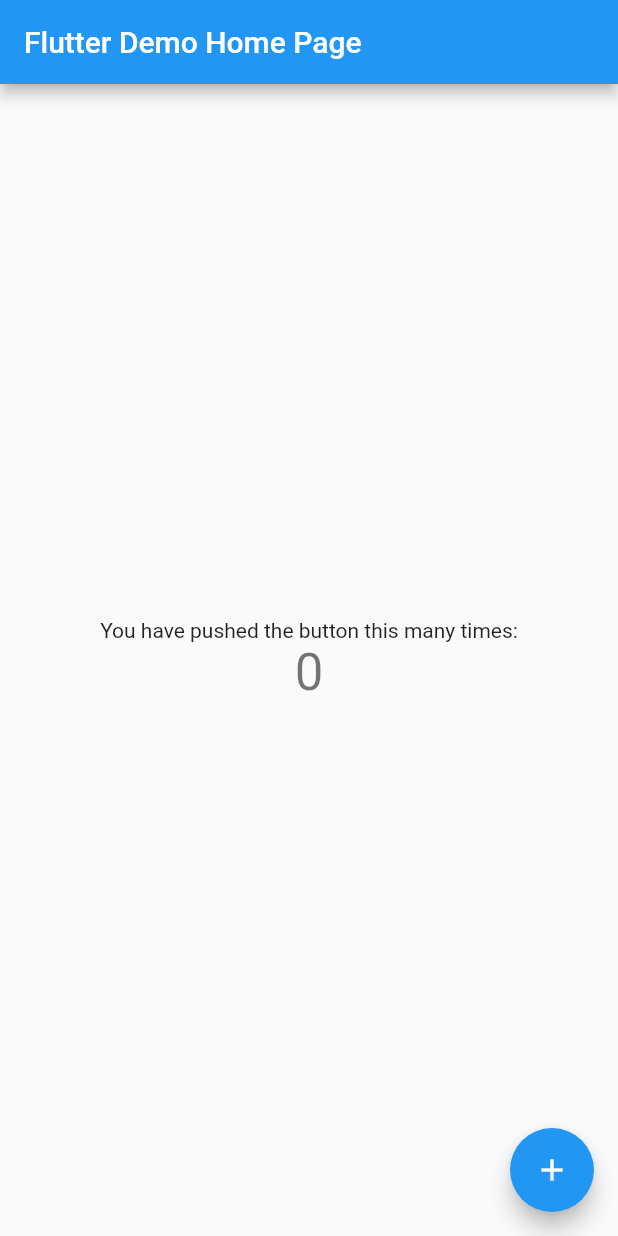
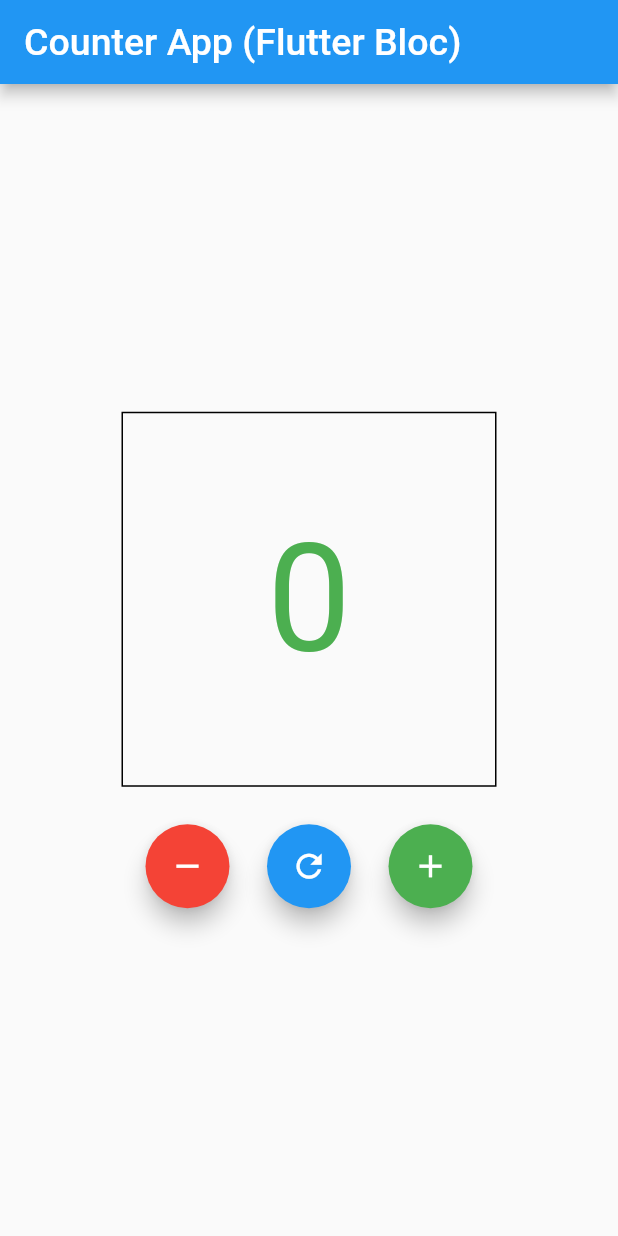
Before and after one commit to salkhan-ops/counter_flutter_cubit_example, a Flutter app: the screen it shows after launch, on a phone screen of 412 x 824 dp. Run offline on Flutter 3.47's test engine with Material 2 defaults, Android fonts, the phone set to English and light mode, and no system bars; our stand-ins replace bloc, flutter_bloc.

Commit message:
my first commit

```diff
--- a/analysis_options.yaml
+++ b/analysis_options.yaml
@@ -22,6 +22,7 @@
   # `// ignore_for_file: name_of_lint` syntax on the line or in the file
   # producing the lint.
   rules:
+    use_super_parameters
     # avoid_print: false  # Uncomment to disable the `avoid_print` rule
     # prefer_single_quotes: true  # Uncomment to enable the `prefer_single_quotes` rule
 
--- /dev/null
+++ b/lib/counter_cubit.dart
@@ -0,0 +1,13 @@
+import 'package:bloc/bloc.dart';
+import 'package:flutter/material.dart';
+import 'package:meta/meta.dart';
+
+part 'counter_state.dart';
+
+class CounterCubit extends Cubit<CounterState> {
+  CounterCubit() : super(CounterState(counterValue:0,  wasIncremented: false));
+
+  void increment()=>emit(CounterState(counterValue: state.counterValue + 1, wasIncremented: true),);
+  void decrement()=>emit(CounterState(counterValue: state.counterValue - 1, wasIncremented: false),);
+  void refresh()=>emit(CounterState(counterValue: 0, wasIncremented: false),);
+}
--- /dev/null
+++ b/lib/counter_state.dart
@@ -0,0 +1,7 @@
+part of 'counter_cubit.dart';
+
+class CounterState {
+  CounterState({required this.counterValue, this.wasIncremented });
+  int counterValue;
+  bool? wasIncremented;
+}
--- a/lib/main.dart
+++ b/lib/main.dart
@@ -1,4 +1,6 @@
+import 'package:counter_flutter_cubit_example/counter_cubit.dart';
 import 'package:flutter/material.dart';
+import 'package:flutter_bloc/flutter_bloc.dart';
 
 void main() {
   runApp(const MyApp());
@@ -7,109 +9,152 @@
 class MyApp extends StatelessWidget {
   const MyApp({Key? key}) : super(key: key);
 
-  // This widget is the root of your application.
   @override
   Widget build(BuildContext context) {
-    return MaterialApp(
-      title: 'Flutter Demo',
+    return BlocProvider<CounterCubit>(
+      create: (context) => CounterCubit(),
+      lazy: false,
+      child: MaterialApp(
+        debugShowCheckedModeBanner: false,
+        title: 'Counter App (Flutter Bloc)',
         theme: ThemeData(
-        // This is the theme of your application.
-        //
-        // Try running your application with "flutter run". You'll see the
-        // application has a blue toolbar. Then, without quitting the app, try
-        // changing the primarySwatch below to Colors.green and then invoke
-        // "hot reload" (press "r" in the console where you ran "flutter run",
-        // or simply save your changes to "hot reload" in a Flutter IDE).
-        // Notice that the counter didn't reset back to zero; the application
-        // is not restarted.
           primarySwatch: Colors.blue,
         ),
-      home: const MyHomePage(title: 'Flutter Demo Home Page'),
+        home: const CounterApp(title: 'Counter App (Flutter Bloc)'),
+      ),
     );
   }
 }
 
-class MyHomePage extends StatefulWidget {
-  const MyHomePage({Key? key, required this.title}) : super(key: key);
-
-  // This widget is the home page of your application. It is stateful, meaning
-  // that it has a State object (defined below) that contains fields that affect
-  // how it looks.
-
-  // This class is the configuration for the state. It holds the values (in this
-  // case the title) provided by the parent (in this case the App widget) and
-  // used by the build method of the State. Fields in a Widget subclass are
-  // always marked "final".
+class CounterApp extends StatefulWidget {
+  const CounterApp({super.key, required this.title});
 
   final String title;
 
   @override
-  State<MyHomePage> createState() => _MyHomePageState();
+  State<CounterApp> createState() => _CounterAppState();
 }
 
-class _MyHomePageState extends State<MyHomePage> {
-  int _counter = 0;
-
-  void _incrementCounter() {
-    setState(() {
-      // This call to setState tells the Flutter framework that something has
-      // changed in this State, which causes it to rerun the build method below
-      // so that the display can reflect the updated values. If we changed
-      // _counter without calling setState(), then the build method would not be
-      // called again, and so nothing would appear to happen.
-      _counter++;
-    });
-  }
+class _CounterAppState extends State<CounterApp> {
 
   @override
   Widget build(BuildContext context) {
-    // This method is rerun every time setState is called, for instance as done
-    // by the _incrementCounter method above.
-    //
-    // The Flutter framework has been optimized to make rerunning build methods
-    // fast, so that you can just rebuild anything that needs updating rather
-    // than having to individually change instances of widgets.
     return Scaffold(
       appBar: AppBar(
-        // Here we take the value from the MyHomePage object that was created by
-        // the App.build method, and use it to set our appbar title.
-        title: Text(widget.title),
+        title: Text(
+          widget.title,
+          style: TextStyle(fontSize: 25),
         ),
-      body: Center(
-        // Center is a layout widget. It takes a single child and positions it
-        // in the middle of the parent.
+      ),
+      body: BlocConsumer<CounterCubit, CounterState>(
+        listener: (context, state) {
+          if (state.wasIncremented == true) {
+            ScaffoldMessenger.of(context).showSnackBar(SnackBar(
+              content: Text(
+                'The number incremented',
+                style: TextStyle(color: Colors.white),
+              ),
+              backgroundColor: Colors.green,
+              duration: Duration(milliseconds: 200),
+            ));
+          } else if (state.wasIncremented == false && state.counterValue != 0) {
+            ScaffoldMessenger.of(context).showSnackBar(
+              SnackBar(
+                content: Text(
+                  'The number decremented',
+                  style: TextStyle(
+                    color: Colors.white,
+                  ),
+                ),
+                backgroundColor: Colors.red,
+                duration: Duration(milliseconds: 200),
+              ),
+            );
+          } else if (state.wasIncremented == false && state.counterValue == 0) {
+            ScaffoldMessenger.of(context).showSnackBar(
+              SnackBar(
+                content: Text(
+                  'The number reset to zero',
+                  style: TextStyle(
+                    color: Colors.white,
+                  ),
+                ),
+                backgroundColor: Colors.blue,
+                duration: Duration(milliseconds: 200),
+              ),
+            );
+          }
+        },
+        builder: (context, state) {
+          return Center(
             child: Column(
-          // Column is also a layout widget. It takes a list of children and
-          // arranges them vertically. By default, it sizes itself to fit its
-          // children horizontally, and tries to be as tall as its parent.
-          //
-          // Invoke "debug painting" (press "p" in the console, choose the
-          // "Toggle Debug Paint" action from the Flutter Inspector in Android
-          // Studio, or the "Toggle Debug Paint" command in Visual Studio Code)
-          // to see the wireframe for each widget.
-          //
-          // Column has various properties to control how it sizes itself and
-          // how it positions its children. Here we use mainAxisAlignment to
-          // center the children vertically; the main axis here is the vertical
-          // axis because Columns are vertical (the cross axis would be
-          // horizontal).
               mainAxisAlignment: MainAxisAlignment.center,
-          children: <Widget>[
-            const Text(
-              'You have pushed the button this many times:',
+              crossAxisAlignment: CrossAxisAlignment.center,
+              children: [
+                Center(
+                  child: Container(
+                    child: Center(
+                      child: Text(
+                        '${state.counterValue}',
+                        style: TextStyle(
+                            fontSize: 100,
+                            color: state.counterValue >= 0
+                                ? Colors.green
+                                : Colors.red),
                       ),
-            Text(
-              '$_counter',
-              style: Theme.of(context).textTheme.headline4,
+                    ),
+                    decoration: BoxDecoration(
+                      border: Border.all(width: 1, color: Colors.black),
+                    ),
+                    height: 250,
+                    width: 250,
+                    padding: EdgeInsets.all(20),
+                  ),
+                ),
+                SizedBox(
+                  height: 25,
+                ),
+                Row(
+                  mainAxisAlignment: MainAxisAlignment.center,
+                  crossAxisAlignment: CrossAxisAlignment.center,
+                  children: [
+                    FloatingActionButton(
+                      onPressed: () {
+                        // BlocProvider.of<CounterCubit>(context).decrement();
+                        context.read<CounterCubit>().decrement();
+                      },
+                      child: Icon(Icons.remove, size: 25, color: Colors.white),
+                      backgroundColor: Colors.red,
+                    ),
+                    SizedBox(
+                      width: 25,
+                    ),
+                    FloatingActionButton(
+                      onPressed: () {
+                        // BlocProvider.of<CounterCubit>(context).refresh();
+                         context.read<CounterCubit>().refresh();
+                      },
+                      child: Icon(Icons.refresh, size: 25, color: Colors.white),
+                      backgroundColor: Colors.blue,
+                    ),
+                    SizedBox(
+                      width: 25,
+                    ),
+                    FloatingActionButton(
+                      onPressed: () {
+                        // BlocProvider.of<CounterCubit>(context).increment();
+                        context.read<CounterCubit>().increment();
+                      },
+                      child: Icon(Icons.add, size: 25, color: Colors.white),
+                      backgroundColor: Colors.green,
                     ),
                   ],
+                )
+              ],
             ),
+          );
+        },
       ),
-      floatingActionButton: FloatingActionButton(
-        onPressed: _incrementCounter,
-        tooltip: 'Increment',
-        child: const Icon(Icons.add),
-      ), // This trailing comma makes auto-formatting nicer for build methods.
     );
   }
 }
```
Also changed, not shown: pubspec.yaml (+6 -67 lines), pubspec.lock. Lines whose indentation alone changed are shown as unchanged.
